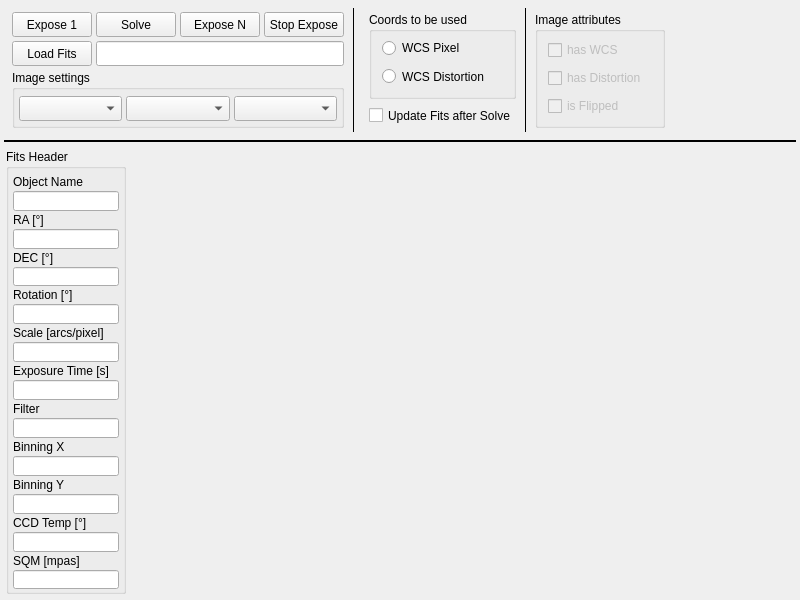
First picture: the form in mw4/gui/widgets/image.ui, repository mworion/MountWizzard4, before the edit.
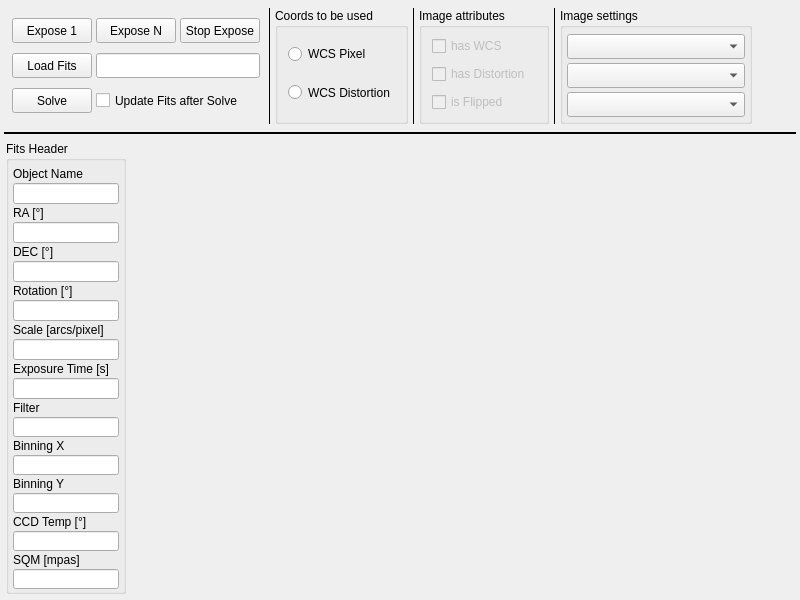
Second picture: the form after the edit.

What changed in the file:
```diff
--- a/mw4/gui/widgets/image.ui
+++ b/mw4/gui/widgets/image.ui
@@ -53,7 +53,7 @@
     <number>4</number>
    </property>
    <item>
-    <layout class="QHBoxLayout" name="horizontalLayout_5" stretch="0,0,0,0,0,0">
+    <layout class="QHBoxLayout" name="horizontalLayout_5" stretch="0,0,0,0,0,0,1,0">
      <property name="spacing">
       <number>4</number>
      </property>
@@ -99,32 +99,6 @@
          </property>
         </widget>
        </item>
-       <item row="0" column="1">
-        <widget class="QPushButton" name="solve">
-         <property name="minimumSize">
-          <size>
-           <width>80</width>
-           <height>25</height>
-          </size>
-         </property>
-         <property name="text">
-          <string>Solve</string>
-         </property>
-        </widget>
-       </item>
-       <item row="0" column="2">
-        <widget class="QPushButton" name="exposeN">
-         <property name="minimumSize">
-          <size>
-           <width>80</width>
-           <height>25</height>
-          </size>
-         </property>
-         <property name="text">
-          <string>Expose N</string>
-         </property>
-        </widget>
-       </item>
        <item row="0" column="0">
         <widget class="QPushButton" name="expose">
          <property name="minimumSize">
@@ -148,7 +122,46 @@
          </property>
         </widget>
        </item>
-       <item row="0" column="3" colspan="2">
+       <item row="2" column="1" colspan="4">
+        <widget class="QCheckBox" name="checkUpdateFits">
+         <property name="minimumSize">
+          <size>
+           <width>80</width>
+           <height>25</height>
+          </size>
+         </property>
+         <property name="text">
+          <string>Update Fits after Solve</string>
+         </property>
+        </widget>
+       </item>
+       <item row="2" column="0">
+        <widget class="QPushButton" name="solve">
+         <property name="minimumSize">
+          <size>
+           <width>80</width>
+           <height>25</height>
+          </size>
+         </property>
+         <property name="text">
+          <string>Solve</string>
+         </property>
+        </widget>
+       </item>
+       <item row="0" column="1">
+        <widget class="QPushButton" name="exposeN">
+         <property name="minimumSize">
+          <size>
+           <width>80</width>
+           <height>25</height>
+          </size>
+         </property>
+         <property name="text">
+          <string>Expose N</string>
+         </property>
+        </widget>
+       </item>
+       <item row="0" column="2" colspan="3">
         <widget class="QPushButton" name="stop">
          <property name="minimumSize">
           <size>
@@ -161,60 +174,6 @@
          </property>
         </widget>
        </item>
-       <item row="2" column="0" colspan="5">
-        <widget class="QGroupBox" name="imagesettings">
-         <property name="title">
-          <string>Image settings</string>
-         </property>
-         <layout class="QHBoxLayout" name="horizontalLayout_6">
-          <property name="spacing">
-           <number>4</number>
-          </property>
-          <property name="leftMargin">
-           <number>4</number>
-          </property>
-          <property name="topMargin">
-           <number>6</number>
-          </property>
-          <property name="rightMargin">
-           <number>4</number>
-          </property>
-          <property name="bottomMargin">
-           <number>4</number>
-          </property>
-          <item>
-           <widget class="QComboBox" name="zoom">
-            <property name="minimumSize">
-             <size>
-              <width>0</width>
-              <height>25</height>
-             </size>
-            </property>
-           </widget>
-          </item>
-          <item>
-           <widget class="QComboBox" name="color">
-            <property name="minimumSize">
-             <size>
-              <width>0</width>
-              <height>25</height>
-             </size>
-            </property>
-           </widget>
-          </item>
-          <item>
-           <widget class="QComboBox" name="stretch">
-            <property name="minimumSize">
-             <size>
-              <width>0</width>
-              <height>25</height>
-             </size>
-            </property>
-           </widget>
-          </item>
-         </layout>
-        </widget>
-       </item>
       </layout>
      </item>
      <item>
@@ -231,28 +190,11 @@
       </widget>
      </item>
      <item>
-      <layout class="QVBoxLayout" name="coords" stretch="0,0">
-       <property name="spacing">
-        <number>4</number>
-       </property>
-       <property name="leftMargin">
-        <number>10</number>
-       </property>
-       <property name="topMargin">
-        <number>4</number>
-       </property>
-       <property name="rightMargin">
-        <number>4</number>
-       </property>
-       <property name="bottomMargin">
-        <number>4</number>
-       </property>
-       <item>
         <widget class="QGroupBox" name="groupBox_3">
          <property name="title">
           <string>Coords to be used</string>
          </property>
-         <layout class="QVBoxLayout" name="verticalLayout_5" stretch="0,0">
+       <layout class="QVBoxLayout" name="verticalLayout_5" stretch="0,1">
           <property name="spacing">
            <number>4</number>
           </property>
@@ -292,22 +234,7 @@
         </widget>
        </item>
        <item>
-        <widget class="QCheckBox" name="checkUpdateFits">
-         <property name="minimumSize">
-          <size>
-           <width>80</width>
-           <height>25</height>
-          </size>
-         </property>
-         <property name="text">
-          <string>Update Fits after Solve</string>
-         </property>
-        </widget>
-       </item>
-      </layout>
-     </item>
-     <item>
-      <widget class="Line" name="line_3">
+      <widget class="Line" name="line_4">
        <property name="frameShadow">
         <enum>QFrame::Plain</enum>
        </property>
@@ -319,23 +246,6 @@
        </property>
       </widget>
      </item>
-     <item>
-      <layout class="QVBoxLayout" name="imageattributes" stretch="0">
-       <property name="spacing">
-        <number>4</number>
-       </property>
-       <property name="leftMargin">
-        <number>4</number>
-       </property>
-       <property name="topMargin">
-        <number>4</number>
-       </property>
-       <property name="rightMargin">
-        <number>4</number>
-       </property>
-       <property name="bottomMargin">
-        <number>4</number>
-       </property>
        <item>
         <widget class="QGroupBox" name="attributsgroup">
          <property name="title">
@@ -390,7 +300,72 @@
          </layout>
         </widget>
        </item>
-      </layout>
+     <item>
+      <widget class="Line" name="line_3">
+       <property name="frameShadow">
+        <enum>QFrame::Plain</enum>
+       </property>
+       <property name="midLineWidth">
+        <number>1</number>
+       </property>
+       <property name="orientation">
+        <enum>Qt::Vertical</enum>
+       </property>
+      </widget>
+     </item>
+     <item>
+      <widget class="QGroupBox" name="imagesettings">
+       <property name="title">
+        <string>Image settings</string>
+       </property>
+       <layout class="QVBoxLayout" name="verticalLayout">
+        <property name="spacing">
+         <number>4</number>
+        </property>
+        <property name="leftMargin">
+         <number>4</number>
+        </property>
+        <property name="topMargin">
+         <number>6</number>
+        </property>
+        <property name="rightMargin">
+         <number>4</number>
+        </property>
+        <property name="bottomMargin">
+         <number>4</number>
+        </property>
+        <item>
+         <widget class="QComboBox" name="stretch">
+          <property name="minimumSize">
+           <size>
+            <width>0</width>
+            <height>25</height>
+           </size>
+          </property>
+         </widget>
+        </item>
+        <item>
+         <widget class="QComboBox" name="color">
+          <property name="minimumSize">
+           <size>
+            <width>0</width>
+            <height>25</height>
+           </size>
+          </property>
+         </widget>
+        </item>
+        <item>
+         <widget class="QComboBox" name="zoom">
+          <property name="minimumSize">
+           <size>
+            <width>0</width>
+            <height>25</height>
+           </size>
+          </property>
+         </widget>
+        </item>
+       </layout>
+      </widget>
      </item>
      <item>
       <spacer name="horizontalSpacer">
```
Lines whose indentation alone changed are shown as unchanged.
